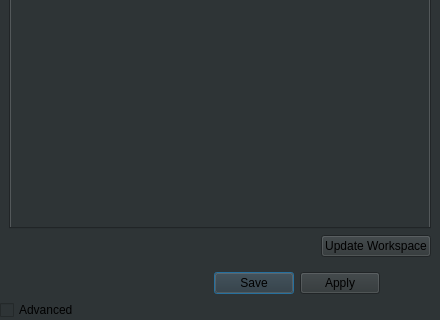
This is ClearMap/gui/creator/sample_tab.ui in ClearAnatomics/ClearMap as Qt 5 draws it before an edit; both pictures show x 0 to 440 and y 282 to 602 of the 440 by 602 pixel window. The edited form follows.
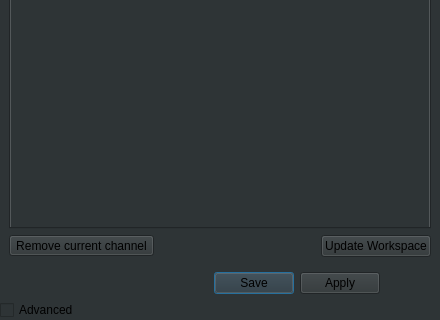
This is the edited form. Icons and pictures are not drawn.

Commit message: IMPROVEMENT: Adds option to remove channel in GUI

```diff
--- a/ClearMap/gui/creator/sample_tab.ui
+++ b/ClearMap/gui/creator/sample_tab.ui
@@ -314,6 +314,19 @@
          </item>
         </layout>
        </item>
+       <item row="3" column="0">
+        <widget class="QToolButton" name="removeCurrentChannelToolButton">
+         <property name="text">
+          <string>Remove current channel</string>
+         </property>
+         <property name="icon">
+          <iconset theme="list-remove"/>
+         </property>
+         <property name="toolButtonStyle">
+          <enum>Qt::ToolButtonTextBesideIcon</enum>
+         </property>
+        </widget>
+       </item>
       </layout>
      </widget>
     </widget>
```
The commit also changes 3 other files.
